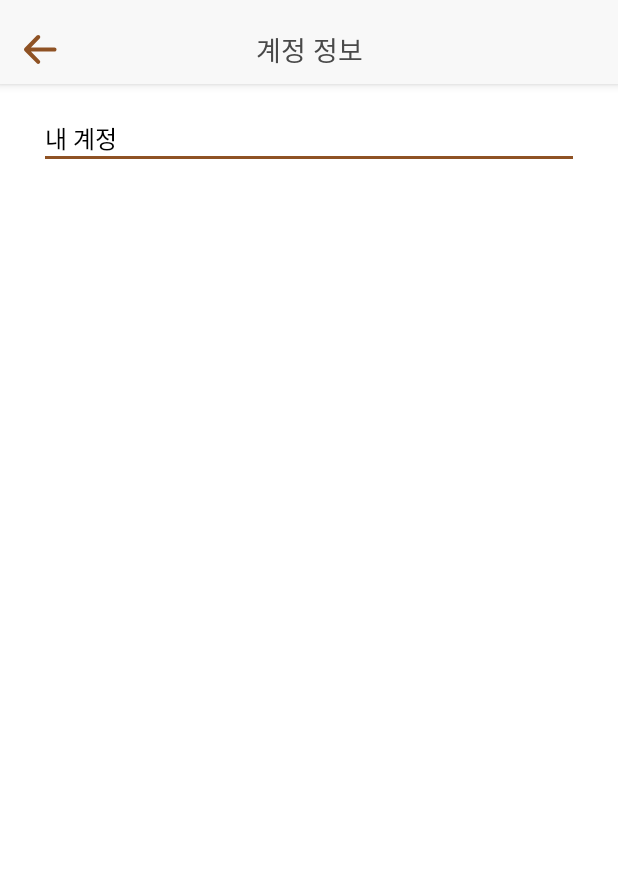
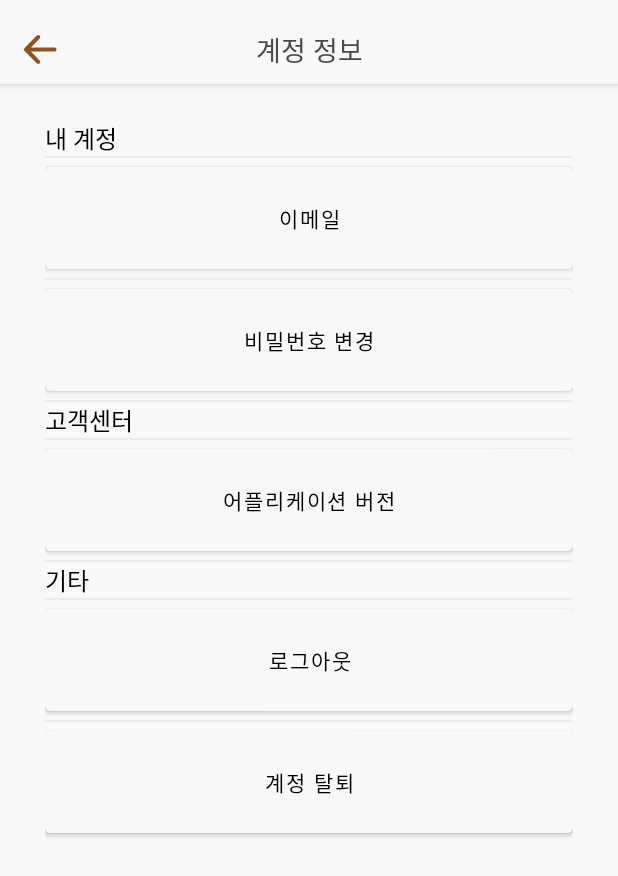
Before and after one commit to arty314/Broaf, an Android app: the fragment AccountInfoFragment shown on its own in the app's theme, on a phone screen of 412 x 824 dp. Shown: the top 876 px of the screen. Run offline under Robolectric (Android 15) with nearby library versions, the phone set to English and light mode, and no system bars.

Commit message:
계정정보 연결 완료

```diff
--- a/app/src/main/res/layout/fragment_account_info.xml
+++ b/app/src/main/res/layout/fragment_account_info.xml
@@ -3,6 +3,7 @@
     xmlns:tools="http://schemas.android.com/tools"
     android:layout_width="match_parent"
     android:layout_height="match_parent"
+    android:background="@color/white_2"
     tools:context=".AccountInfoFragment">
 
     <ScrollView
@@ -10,7 +11,6 @@
         android:layout_height="match_parent"
         android:layout_marginTop="60dp"
         >
-
         <LinearLayout
             android:layout_width="match_parent"
             android:layout_height="match_parent"
@@ -18,7 +18,6 @@
             android:layout_marginVertical="20dp"
             android:orientation="vertical"
             >
-
             <TextView
                 android:layout_width="match_parent"
                 android:layout_height="wrap_content"
@@ -29,12 +28,89 @@
                 />
             <View
                 android:layout_width="match_parent"
-                android:layout_height="2dp"
-                android:background="@color/brown"/>
-
-        </LinearLayout>
+                android:layout_height="1dp"
+                android:background="@color/light_gray"/>
+            <Button
+                android:id="@+id/acInfo_email_change"
+                android:layout_width="match_parent"
+                android:layout_height="80dp"
+                android:text="이메일"
+                android:textColor="@color/black"
+                android:backgroundTint="@color/white_2"/>
+            <View
+                android:layout_width="match_parent"
+                android:layout_height="1dp"
+                android:background="@color/light_gray"/>
+            <Button
+                android:id="@+id/acInfo_password_change"
+                android:layout_width="match_parent"
+                android:layout_height="80dp"
+                android:text="비밀번호 변경"
+                android:textColor="@color/black"
+                android:backgroundTint="@color/white_2"/>
+            <View
+                android:layout_width="match_parent"
+                android:layout_height="1dp"
+                android:background="@color/light_gray"/>
 
 
+            <TextView
+                android:layout_width="match_parent"
+                android:layout_height="wrap_content"
+                android:text="고객센터"
+                android:textSize="16dp"
+                android:fontFamily="@font/notosanskrbold"
+                android:textColor="@color/black"
+                />
+            <View
+                android:layout_width="match_parent"
+                android:layout_height="1dp"
+                android:background="@color/light_gray"/>
+
+            <Button
+                android:id="@+id/acInfo_AppVersion"
+                android:layout_width="match_parent"
+                android:layout_height="80dp"
+                android:text="어플리케이션 버전"
+                android:textColor="@color/black"
+                android:backgroundTint="@color/white_2"/>
+            <View
+                android:layout_width="match_parent"
+                android:layout_height="1dp"
+                android:background="@color/light_gray"/>
+
+
+            <TextView
+                android:layout_width="match_parent"
+                android:layout_height="wrap_content"
+                android:text="기타"
+                android:textSize="16dp"
+                android:fontFamily="@font/notosanskrbold"
+                android:textColor="@color/black"
+                />
+            <View
+                android:layout_width="match_parent"
+                android:layout_height="1dp"
+                android:background="@color/light_gray"/>
+            <Button
+                android:id="@+id/acInfo_logout"
+                android:layout_width="match_parent"
+                android:layout_height="80dp"
+                android:text="로그아웃"
+                android:textColor="@color/black"
+                android:backgroundTint="@color/white_2"/>
+            <View
+                android:layout_width="match_parent"
+                android:layout_height="1dp"
+                android:background="@color/light_gray"/>
+            <Button
+                android:id="@+id/acInfo_deleteAccount"
+                android:layout_width="match_parent"
+                android:layout_height="80dp"
+                android:text="계정 탈퇴"
+                android:textColor="@color/black"
+                android:backgroundTint="@color/white_2"/>
+        </LinearLayout>
     </ScrollView>
 
 
--- a/app/src/main/res/layout/fragment_notice.xml
+++ b/app/src/main/res/layout/fragment_notice.xml
@@ -39,7 +39,7 @@
             android:layout_width="wrap_content"
             android:layout_height="wrap_content"
             android:layout_gravity="center"
-            android:textSize="20sp"
+            android:textSize="18sp"
             android:text="알림"
             android:fontFamily="@font/notosanskrbold"
             android:textColor="@color/top_nav_text"
@@ -49,7 +49,7 @@
             android:layout_width="wrap_content"
             android:layout_height="wrap_content"
             android:layout_gravity="right"
-            android:layout_marginEnd="18dp"
+            android:layout_marginEnd="20dp"
             android:background="@drawable/icon_setting"
             />
     </androidx.appcompat.widget.Toolbar>
```
Also changed, not shown: app/src/main/java/com/example/broaf/MyPostsFragment.java (deleted, +0 -64 lines), app/src/main/java/com/example/broaf/MyinfoFragment.java (+28 -54 lines), app/src/main/res/layout/fragment_myinfo.xml (+4 -8 lines).
